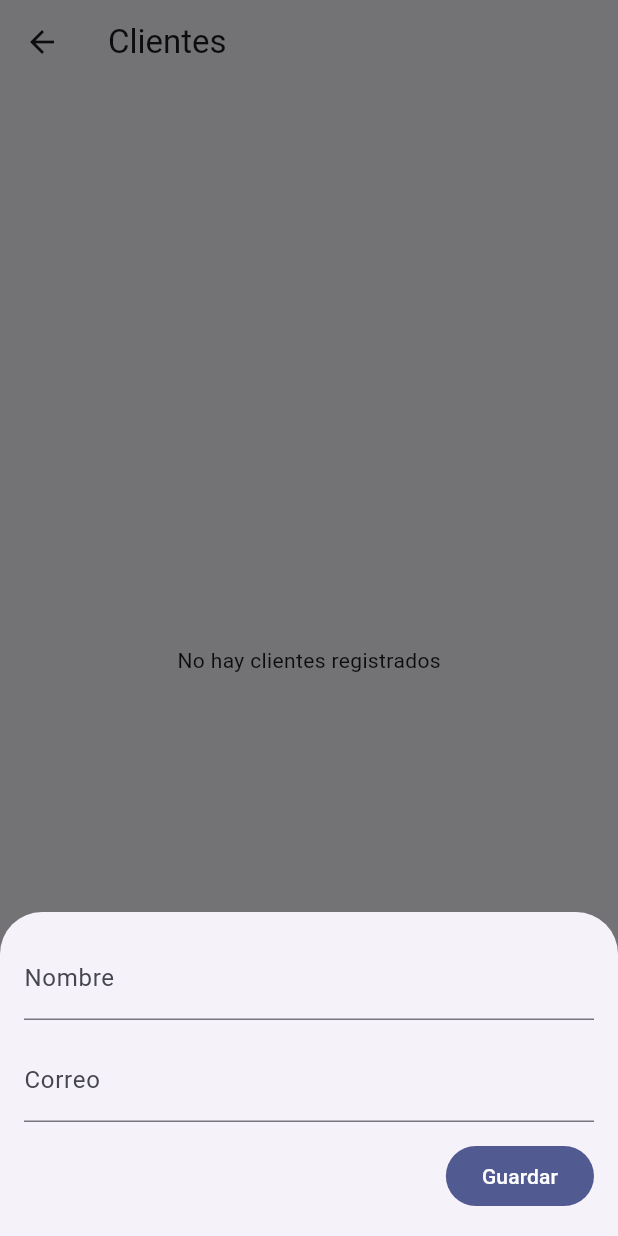
After one commit to marpez4/inventario_ventas, a Flutter app: the ClienteScreen screen opened directly, after a tap on the "add" icon, on a phone screen of 412 x 824 dp. The commit adds this screen. Run offline on Flutter 3.47's test engine with Material 3 defaults, Android fonts, the phone set to English and light mode, and no system bars; our stand-ins replace sqflite; accounts and stored records are empty.

Commit message:
Modulo clientes

```diff
--- a/lib/core/database/database_helper.dart
+++ b/lib/core/database/database_helper.dart
@@ -15,7 +15,7 @@ class DatabaseHelper {
   }
 
   Future<Database> _initDatabase() async {
-    final path = join(await getDatabasesPath(), 'inventario_ventas2.db');
+    final path = join(await getDatabasesPath(), 'inventario_ventas3.db');
 
     return await openDatabase(
       path,
@@ -44,5 +44,19 @@ class DatabaseHelper {
     FOREIGN KEY (id_sucursal) REFERENCES sucursal (id)
     )
     ''');
+
+    await db.execute('''
+    CREATE TABLE cliente (
+    id INTEGER PRIMARY KEY AUTOINCREMENT,
+    nombre TEXT NOT NULL,
+    correo TEXT NOT NULL
+    )
+    ''');
   }
+
+  Future<void> borrarBaseDeDatos() async {
+  final path = join(await getDatabasesPath(), 'inventario_ventas.db');
+  await deleteDatabase(path);
+  print('🧨 Base de datos eliminada en: $path');
 }
+}
--- /dev/null
+++ b/lib/core/models/cliente.dart
@@ -0,0 +1,27 @@
+class Cliente {
+  final int? id;
+  final String nombre;
+  final String correo;
+
+  Cliente({
+    this.id,
+    required this.nombre,
+    required this.correo,
+  });
+
+  Map<String, dynamic> toMap() {
+    return {
+      'id': id,
+      'nombre': nombre,
+      'correo': correo,
+    };
+  }
+
+  factory Cliente.fromMap(Map<String, dynamic> map) {
+    return Cliente(
+      id: map['id'],
+      nombre: map['nombre'],
+      correo: map['correo'],
+    );
+  }
+}
--- /dev/null
+++ b/lib/core/providers/cliente_provider.dart
@@ -0,0 +1,36 @@
+import 'package:flutter/material.dart';
+import '../models/cliente.dart';
+import '../services/cliente_service.dart';
+
+class ClienteProvider extends ChangeNotifier {
+  final ClienteService _service = ClienteService();
+
+  List<Cliente> _clientes = [];
+  List<Cliente> get clientes => _clientes;
+
+  bool _isLoading = false;
+  bool get isLoading => _isLoading;
+
+  Future<void> cargarClientes() async {
+    _isLoading = true;
+    notifyListeners();
+    _clientes = await _service.getClientes();
+    _isLoading = false;
+    notifyListeners();
+  }
+
+  Future<void> agregarCliente(Cliente cliente) async {
+    await _service.insertCliente(cliente);
+    await cargarClientes();
+  }
+
+  Future<void> actualizarCliente(Cliente cliente) async {
+    await _service.updateCliente(cliente);
+    await cargarClientes();
+  }
+
+  Future<void> eliminarCliente(int id) async {
+    await _service.deleteCliente(id);
+    await cargarClientes();
+  }
+}
--- /dev/null
+++ b/lib/core/services/cliente_service.dart
@@ -0,0 +1,33 @@
+import 'package:sqflite/sqflite.dart';
+import '../database/database_helper.dart';
+import '../models/cliente.dart';
+
+class ClienteService {
+  final dbHelper = DatabaseHelper();
+
+  Future<int> insertCliente(Cliente cliente) async {
+    final db = await dbHelper.database;
+    return await db.insert('cliente', cliente.toMap());
+  }
+
+  Future<List<Cliente>> getClientes() async {
+    final db = await dbHelper.database;
+    final maps = await db.query('cliente');
+    return maps.map((map) => Cliente.fromMap(map)).toList();
+  }
+
+  Future<int> updateCliente(Cliente cliente) async {
+    final db = await dbHelper.database;
+    return await db.update(
+      'cliente',
+      cliente.toMap(),
+      where: 'id = ?',
+      whereArgs: [cliente.id],
+    );
+  }
+
+  Future<int> deleteCliente(int id) async {
+    final db = await dbHelper.database;
+    return await db.delete('cliente', where: 'id = ?', whereArgs: [id]);
+  }
+}
--- /dev/null
+++ b/lib/core/ui/screens/cliente_screen.dart
@@ -0,0 +1,99 @@
+import 'package:flutter/material.dart';
+import 'package:provider/provider.dart';
+import '../../models/cliente.dart';
+import '../../providers/cliente_provider.dart';
+import '../widgets/cliente_form.dart';
+
+class ClienteScreen extends StatefulWidget {
+  const ClienteScreen({super.key});
+
+  @override
+  State<ClienteScreen> createState() => _ClienteScreenState();
+}
+
+class _ClienteScreenState extends State<ClienteScreen> {
+  @override
+  void initState() {
+    super.initState();
+    context.read<ClienteProvider>().cargarClientes();
+  }
+
+  @override
+  Widget build(BuildContext context) {
+    final provider = context.watch<ClienteProvider>();
+
+    return Scaffold(
+      appBar: AppBar(title: const Text('Clientes')),
+      body: provider.isLoading
+          ? const Center(child: CircularProgressIndicator())
+          : provider.clientes.isEmpty
+              ? const Center(child: Text('No hay clientes registrados'))
+              : ListView.builder(
+                  itemCount: provider.clientes.length,
+                  itemBuilder: (context, index) {
+                    final cliente = provider.clientes[index];
+                    return ListTile(
+                      title: Text(cliente.nombre),
+                      subtitle: Text(cliente.correo),
+                      trailing: Row(
+                        mainAxisSize: MainAxisSize.min,
+                        children: [
+                          IconButton(
+                            icon: const Icon(Icons.edit),
+                            onPressed: () {
+                              showModalBottomSheet(
+                                context: context,
+                                isScrollControlled: true,
+                                builder: (_) => ClienteForm(cliente: cliente),
+                              );
+                            },
+                          ),
+                          IconButton(
+                            icon: const Icon(Icons.delete),
+                            onPressed: () async {
+                              final confirm = await showDialog(
+                                context: context,
+                                builder: (_) => AlertDialog(
+                                  title: const Text('Eliminar cliente'),
+                                  content: const Text(
+                                      '¿Deseas eliminar este cliente?'),
+                                  actions: [
+                                    TextButton(
+                                      onPressed: () =>
+                                          Navigator.pop(context, false),
+                                      child: const Text('Cancelar'),
+                                    ),
+                                    TextButton(
+                                      onPressed: () =>
+                                          Navigator.pop(context, true),
+                                      child: const Text('Eliminar'),
+                                    ),
+                                  ],
+                                ),
+                              );
+                              if (confirm == true) {
+                                provider.eliminarCliente(cliente.id!);
+                                ScaffoldMessenger.of(context).showSnackBar(
+                                    const SnackBar(
+                                        content: Text('Cliente eliminado!')));
+                              }
+                            },
+                          )
+                        ],
+                      ),
+                    );
+                  },
+                ),
+      floatingActionButton: FloatingActionButton(
+        onPressed: () {
+          showModalBottomSheet(
+            context: context,
+            isScrollControlled: true,
+            builder: (_) => const ClienteForm(),
+          );
+        },
+        child: const Icon(Icons.add),
+      ),
+    );
+  }
+}
--- /dev/null
+++ b/lib/core/ui/widgets/cliente_form.dart
@@ -0,0 +1,99 @@
+import 'package:flutter/material.dart';
+import 'package:provider/provider.dart';
+import '../../models/cliente.dart';
+import '../../providers/cliente_provider.dart';
+
+class ClienteForm extends StatefulWidget {
+  final Cliente? cliente;
+  const ClienteForm({super.key, this.cliente});
+
+  @override
+  State<ClienteForm> createState() => _ClienteFormState();
+}
+
+class _ClienteFormState extends State<ClienteForm> {
+  final _formKey = GlobalKey<FormState>();
+  late String _nombre;
+  late String _correo;
+
+  @override
+  void initState() {
+    super.initState();
+    _nombre = widget.cliente?.nombre ?? '';
+    _correo = widget.cliente?.correo ?? '';
+  }
+
+  void _guardar() async {
+    if (_formKey.currentState?.validate() != true) return;
+    _formKey.currentState?.save();
+
+    final nuevoCliente = Cliente(
+      id: widget.cliente?.id,
+      nombre: _nombre,
+      correo: _correo,
+    );
+
+    final provider = context.read<ClienteProvider>();
+    if (widget.cliente == null) {
+      await provider.agregarCliente(nuevoCliente);
+      ScaffoldMessenger.of(context).showSnackBar(
+        const SnackBar(content: Text('Cliente agregado exitosamente!')),
+      );
+    } else {
+      await provider.actualizarCliente(nuevoCliente);
+      ScaffoldMessenger.of(context).showSnackBar(
+        const SnackBar(content: Text('Cliente actualizado exitosamente!'))
+      );
+    }
+
+    if (mounted) Navigator.pop(context);
+  }
+
+  @override
+  Widget build(BuildContext context) {
+    final bottom = MediaQuery.of(context).viewInsets.bottom;
+
+    return Padding(
+      padding: EdgeInsets.fromLTRB(16, 16, 16, bottom + 16),
+      child: Form(
+        key: _formKey,
+        child: Wrap(
+          runSpacing: 12,
+          children: [
+            TextFormField(
+              initialValue: _nombre,
+              decoration: const InputDecoration(labelText: 'Nombre'),
+              validator: (value) =>
+                  value == null || value.isEmpty ? 'Campo requerido' : null,
+              onSaved: (value) => _nombre = value!,
+            ),
+            TextFormField(
+              initialValue: _correo,
+              decoration: const InputDecoration(labelText: 'Correo'),
+              validator: (value) {
+                if (value == null || value.isEmpty) {
+                  return 'Campo requerido';
+                }
+                if (!RegExp(r'^[\w\.-]+@[\w\.-]+\.\w{2,4}$')
+                    .hasMatch(value.trim())) {
+                  return 'Correo inválido';
+                }
+                return null;
+              },
+              onSaved: (value) => _correo = value!,
+              keyboardType: TextInputType.emailAddress,
+            ),
+            Align(
+              alignment: Alignment.centerRight,
+              child: FilledButton(
+                onPressed: _guardar,
+                child:
+                    Text(widget.cliente == null ? 'Guardar' : 'Actualizar'),
+              ),
+            )
+          ],
+        ),
+      ),
+    );
+  }
+}
```
Also changed, not shown: lib/core/ui/screens/home_screen.dart (+15 -3 lines), lib/main.dart (+11 -15 lines), 1 other file.
